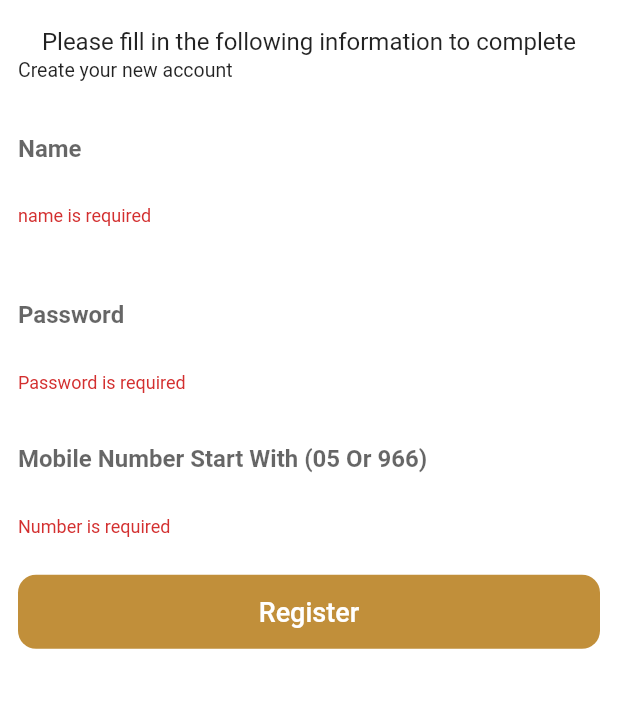
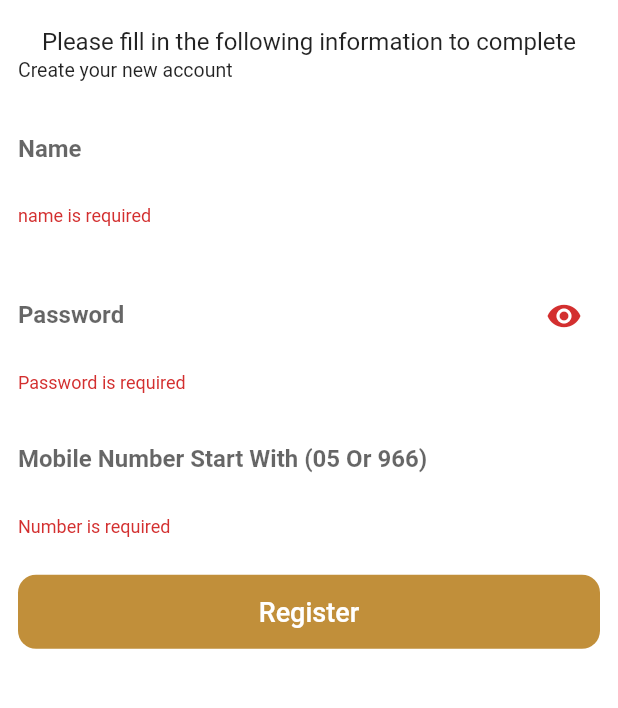
Before and after one commit to bavly10/consApp, a Flutter app: the RegisterCustomer screen opened directly with empty values, after a tap on "Register", on a phone screen of 412 x 824 dp, the part 349-1057 px from its top. Run offline on Flutter 3.47's test engine with Material 2 defaults, Android fonts, the phone set to English and light mode, and no system bars; our stand-ins replace bloc, cached_network_image, carousel_slider, cloud_firestore, curved_navigation_bar, dio and 15 more; missing offline and left inert: flutter_inappwebview, mailer, slide_popup_dialog_null_safety; accounts and stored records are empty; network calls fail.

```diff
--- a/lib/Cubit/cubit.dart
+++ b/lib/Cubit/cubit.dart
@@ -244,10 +244,10 @@ class cons_Cubit extends Cubit<cons_States> {
   }
 
   IconData iconVisiblity = Icons.visibility;
-  bool isPasword = true;
+  bool isPassword = true;
   void changPasswordVisibilty() {
-    isPasword = !isPasword;
+    isPassword = !isPassword;
     iconVisiblity =
-        isPasword ? Icons.visibility_off_outlined : Icons.visibility;
+    isPassword ? Icons.visibility_off_outlined : Icons.visibility;
   }
 }
--- a/lib/model/user_model.dart
+++ b/lib/model/user_model.dart
@@ -11,7 +11,7 @@ class LoginModel {
     stauts = json["statusCode"];
     error = json["error"];
     token = json["jwt"];
-    userClass = json["user"] != null ? UserStrapi.fromJson(json["user"]) : null;
+    userClass = json["user"] != null ? UserStrapi.fromJson(json["user"]) : userClass=UserStrapi.fromJson(json);
     message = json["message"] != null
         ? List<Datum>.from(json["message"].map((x) => Datum.fromJson(x)))
         : null;
@@ -498,7 +498,7 @@ class FilesIntro {
 
   int? id;
   String? fileName, price;
-  String? usersPermissionsUser;
+  int? usersPermissionsUser;
   dynamic publishedAt;
   DateTime? createdAt;
   DateTime? updatedAt;
--- a/lib/modules/User/post/add_post.dart
+++ b/lib/modules/User/post/add_post.dart
@@ -1,5 +1,6 @@
 import 'package:flutter/material.dart';
 import 'package:flutter_bloc/flutter_bloc.dart';
+import 'package:helpy_app/Cubit/cubit.dart';
 import 'package:helpy_app/modules/User/cubit/cubit.dart';
 import 'package:helpy_app/modules/User/cubit/states.dart';
 import 'package:helpy_app/shared/componotents.dart';
@@ -123,7 +124,7 @@ class CreatePost extends StatelessWidget {
                     context: context,
                     onPress: () {
                       UserCubit.get(context).AddPost(
-                          textController.text, DateTime.now().toString(), 336);
+                          textController.text, DateTime.now().toString(), cons_Cubit.get(context).userID);
                     },
                     title: Text(
                       mytranslate(context, "posts"),
--- a/lib/modules/User/profile/Widgets/changePass/changepass.dart
+++ b/lib/modules/User/profile/Widgets/changePass/changepass.dart
@@ -26,7 +26,7 @@ class ChangePasswordUser extends StatelessWidget {
   Widget build(BuildContext context) {
     cons_Cubit.get(context).getMyShared();
     UserCubit.get(context).getUserDetails(cons_Cubit.get(context).userID);
-    final model = UserCubit.get(context).userStrapi;
+    final model = UserCubit.get(context).loginModel;
     return BlocConsumer<UserCubit, cons_login_Register_States>(
         listener: (context, state) {
       if (state is LoginChangePassSucessState) {
@@ -67,7 +67,7 @@ class ChangePasswordUser extends StatelessWidget {
                     onPressed: () {
                       FocusScope.of(context).requestFocus(FocusNode());
                       if (formKey.currentState!.validate()) {
-                        UserCubit.get(context).sendEmailPassword("users",model!.email,model.id);
+                        UserCubit.get(context).sendEmailPassword("users",model!.userClass!.email,model.userClass!.id);
                       }
                     },
                     child: Text(
@@ -80,7 +80,7 @@ class ChangePasswordUser extends StatelessWidget {
                     ),
                   ),
                 ),
-                Text("${model!.email}",style: TextStyle(color: myAmber,fontWeight: FontWeight.bold,fontSize: 20.0),),
+                Text("${model!.userClass!.email}",style: TextStyle(color: myAmber,fontWeight: FontWeight.bold,fontSize: 20.0),),
                const SizedBox(
                   height: 10,
                 ),
--- a/lib/modules/User/profile/profile.dart
+++ b/lib/modules/User/profile/profile.dart
@@ -16,15 +16,13 @@ import 'package:helpy_app/shared/shared_prefernces.dart';
 import 'package:hexcolor/hexcolor.dart';
 import 'package:image_picker/image_picker.dart';
 
-
-
 class UserProfileScreen extends StatelessWidget {
   const UserProfileScreen({Key? key}) : super(key: key);
   @override
   Widget build(BuildContext context) {
     return BlocBuilder<UserCubit, cons_login_Register_States>(
       builder: (context, state) {
-        final model = UserCubit.get(context).userStrapi;
+        final model = UserCubit.get(context).loginModel;
         cons_Cubit.get(context).getMyShared();
         return Scaffold(
           body: SingleChildScrollView(
@@ -75,7 +73,7 @@ class UserProfileScreen extends StatelessWidget {
                   height: 20,
                 ),
                 Text(
-                  model?.username ?? 'Error',
+                  model?.userClass!.username ?? 'Error',
                   style: TextStyle(
                       fontSize: 18,
                       color: HexColor('#C18F3A'),
--- a/lib/modules/customer/login_customer/register.dart
+++ b/lib/modules/customer/login_customer/register.dart
@@ -2,6 +2,7 @@ import 'package:firebase_core/firebase_core.dart';
 import 'package:flutter/material.dart';
 import 'package:flutter_bloc/flutter_bloc.dart';
 import 'package:flutter_spinkit/flutter_spinkit.dart';
+import 'package:helpy_app/Cubit/cubit.dart';
 import 'package:helpy_app/modules/User/login/main_login.dart';
 import 'package:helpy_app/modules/customer/cubit/cubit.dart';
 import 'package:helpy_app/modules/customer/cubit/state.dart';
@@ -202,17 +203,21 @@ class _RegisterCustomerState extends State<RegisterCustomer> {
       const  SizedBox(
         height: 15,
       ),
-      My_TextFormFiled(
-        validator:(String? s){
-          if(s!.isEmpty) {
-            return  "Password is required";
+      My_PasswordFormFiled(
+        suffix: cons_Cubit.get(context).iconVisiblity,
+        suffixPressed: () {
+          cons_Cubit.get(context).changPasswordVisibilty();
+        },
+        isPassword: cons_Cubit.get(context).isPassword,
+        validator: (String? s) {
+          if (s!.isEmpty) {
+            return "Password is required";
+          } else if (s.length < 6) {
+            return "Too Short Number";
+          } else {
+            return null;
           }
-          else if (s.length < 6) {
-            return "Too Short Number";
-          } else {return null;}
         },
-        maxLines: 1,
-        obscureText: true,
         controller: passwordController,
         myhintText: mytranslate(context, "Password"),
       ),
--- a/lib/shared/componotents.dart
+++ b/lib/shared/componotents.dart
@@ -26,6 +26,8 @@ My_TextFormFiled({
   TextDirection? textdirection,
   TextInputAction? textInputAction,
   TextInputType? textInputType,
+  IconData? suffix,
+  void Function()? suffixPressed,
 }) =>
     TextFormField(
       autofocus: autofocus,
@@ -38,6 +40,56 @@ My_TextFormFiled({
       style: const TextStyle(color: Colors.black),
       controller: controller,
       decoration: InputDecoration(
+        suffixIcon: suffix != null
+            ? IconButton(
+          onPressed: suffixPressed,
+          icon: Icon(
+            suffix,
+          ),
+        )
+            : null,
+        border: InputBorder.none,
+        labelText: myhintText ?? '',
+        labelStyle: const TextStyle(fontWeight: FontWeight.bold),
+      ),
+    );
+
+////////
+My_PasswordFormFiled({
+  bool autofocus = false,
+  TextStyle? style,
+  required TextEditingController controller,
+  IconData? icon,
+  Widget? iconsuffix,
+  String? lable,
+  bool isPassword = false,
+  required String? Function(String? val)? validator,
+  String? myhintText,
+  IconData? myIcons,
+  TextDirection? textdirection,
+  TextInputAction? textInputAction,
+  TextInputType? textInputType,
+  IconData? suffix,
+  void Function()? suffixPressed,
+}) =>
+    TextFormField(
+      autofocus: autofocus,
+      keyboardType: textInputType,
+      textInputAction: textInputAction,
+      textDirection: textdirection,
+      validator: validator,
+      obscureText: isPassword,
+      style: const TextStyle(color: Colors.black),
+      controller: controller,
+      decoration: InputDecoration(
+        suffixIcon: suffix != null
+            ? IconButton(
+          onPressed: suffixPressed,
+          icon: Icon(
+            suffix,
+          ),
+        )
+            : null,
         border: InputBorder.none,
         labelText: myhintText ?? '',
         labelStyle: const TextStyle(fontWeight: FontWeight.bold),
--- a/lib/shared/localization/lang/ar.json
+++ b/lib/shared/localization/lang/ar.json
@@ -88,7 +88,7 @@
   "loadimage": "جاري تحميل الصورة....",
   "editing": "تم تحديث البيانات بنجاح",
   "sendurl": "ارسال ",
-  "passtext": "لأعادة تعيين كلمة المرور يرجى ادخال البريد الالكتروني",
+  "passtext": "لأعادة تعيين كلمة المرور يرجى ارسال البريد الالكتروني",
   "reviewemail": "يرجى مراجعة بريدك الالكتروني لاعادة تعيين كلمة المرور",
   "errorpass": "خطأ في عملية التعيين",
   "updating": "تحديث البيانات",
```
Also changed, not shown: lib/modules/User/cubit/cubit.dart (+8 -17 lines), lib/modules/User/login/screren/login_user.dart (+7 -1 lines), lib/modules/User/login/screren/register.dart (+13 -9 lines), lib/modules/User/main.dart (+3 -6 lines), lib/modules/customer/login_customer/login_customer.dart (+6 -1 lines), lib/shared/compononet/custom_dialog.dart (+12 -4 lines). Lines whose indentation alone changed are shown as unchanged.
